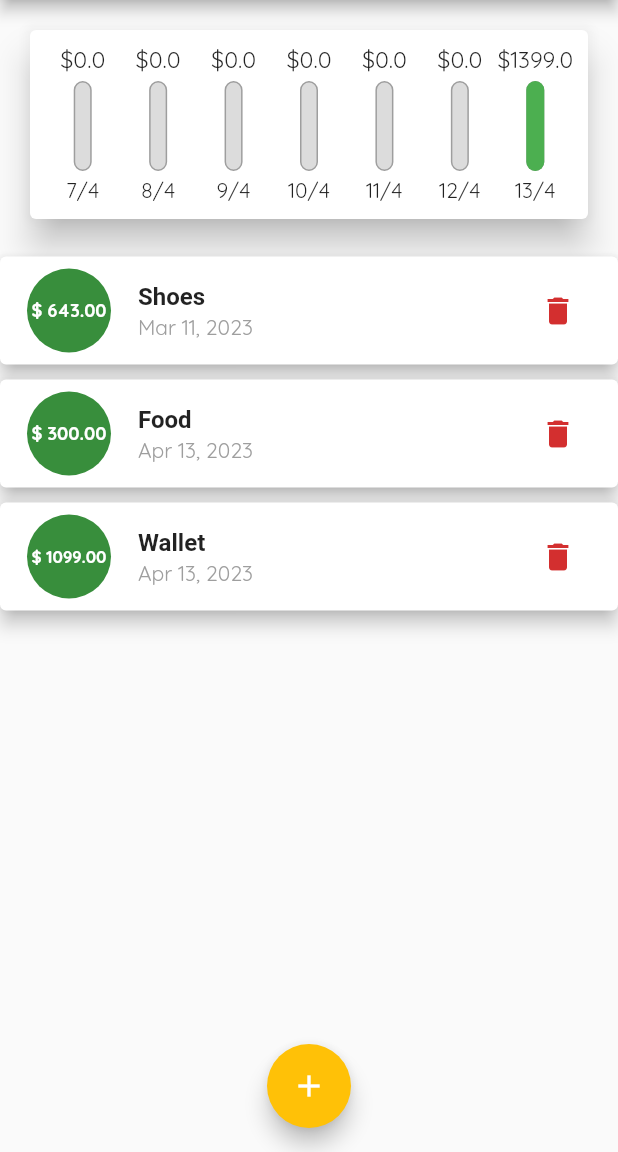
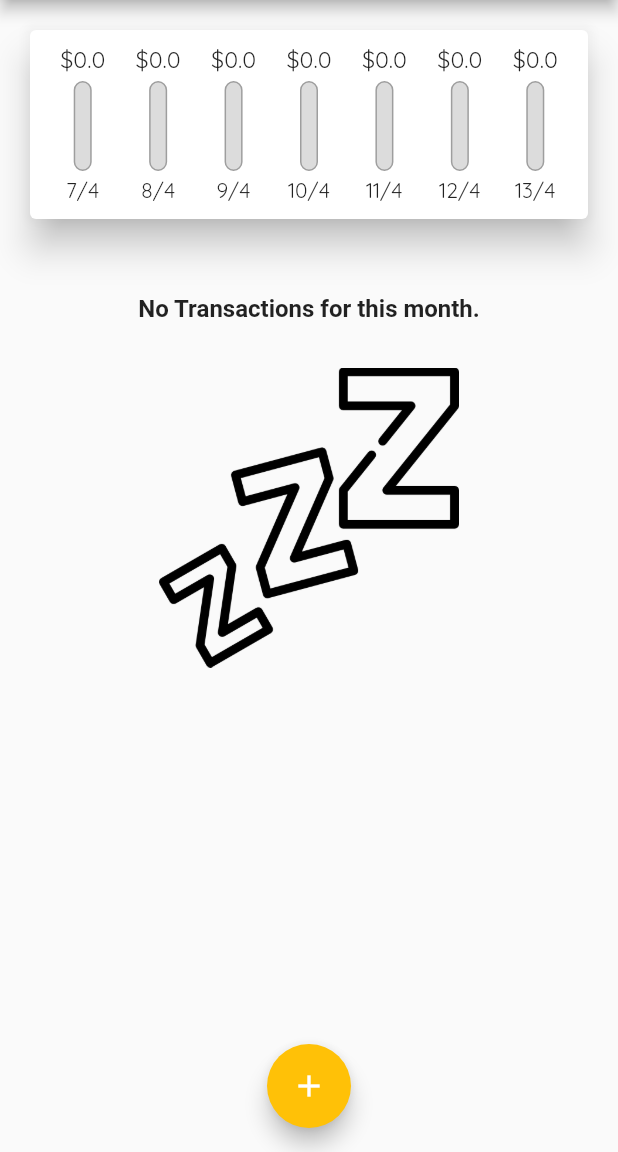
Before and after one commit to js313/expense-tracker-flutter, a Flutter app: the screen it shows after launch, on a phone screen of 412 x 824 dp, the part 84-1236 px from its top. Run offline on Flutter 3.47's test engine with Material 2 defaults, Android fonts, the phone set to English and light mode, and no system bars; Roboto replaces fonts that are missing (OpenSans).

Commit message:
Load data from file on app startup

```diff
--- a/lib/main.dart
+++ b/lib/main.dart
@@ -60,6 +60,26 @@ class _MyHomePageState extends State<MyHomePage> {
   late Directory directory;
   late File file;
 
+  final List<Transaction> _userTransactions = [];
+
+  void populateTransactions() async {
+    String fileContent = await file.readAsString();
+    List<String> lines = fileContent.split('\n');
+    for (int i = 0; i < lines.length; i++) {
+      List<String> vals = lines[i].split(',');
+      if (vals.length == 4) {
+        setState(() {
+          _userTransactions.add(Transaction(
+            id: vals[0].toString(),
+            title: vals[1].substring(1, vals[1].length - 1),
+            amount: double.parse(vals[2]),
+            date: DateTime.parse(vals[3]),
+          ));
+        });
+      }
+    }
+  }
+
   @override
   void initState() {
     super.initState();
@@ -72,18 +92,13 @@ class _MyHomePageState extends State<MyHomePage> {
           file = File("${directory.path}/$filePath");
           if (!file.existsSync()) {
             file.create(recursive: true);
+          } else {
+            populateTransactions();
           }
         }
       });
     });
   }
-
-  final List<Transaction> _userTransactions = [
-    Transaction(
-        id: 't1', title: "Shoes", amount: 643, date: DateTime(2023, 3, 11)),
-    Transaction(id: 't2', title: "Food", amount: 300, date: DateTime.now()),
-    Transaction(id: 't3', title: "Wallet", amount: 1099, date: DateTime.now()),
-  ];
 
   List<Transaction> get _recentTransactions {
     return _userTransactions
```
